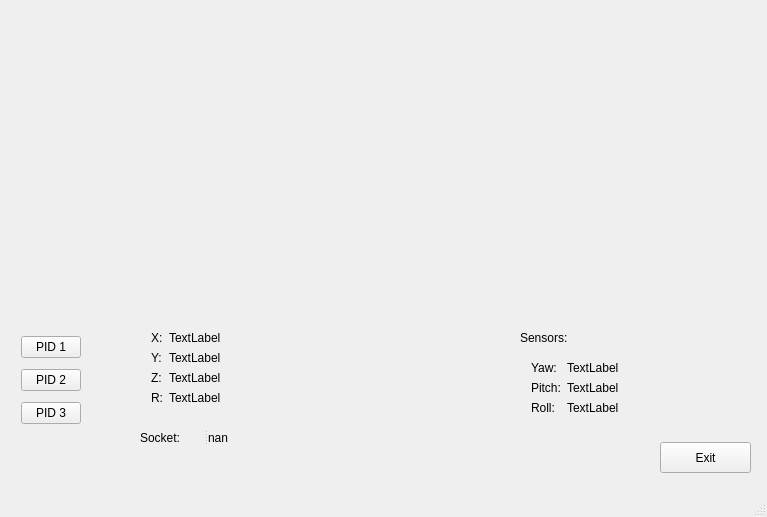
Above: mainwindow.ui from Kestrel96/Tryton before the change. Below: the same form after it.
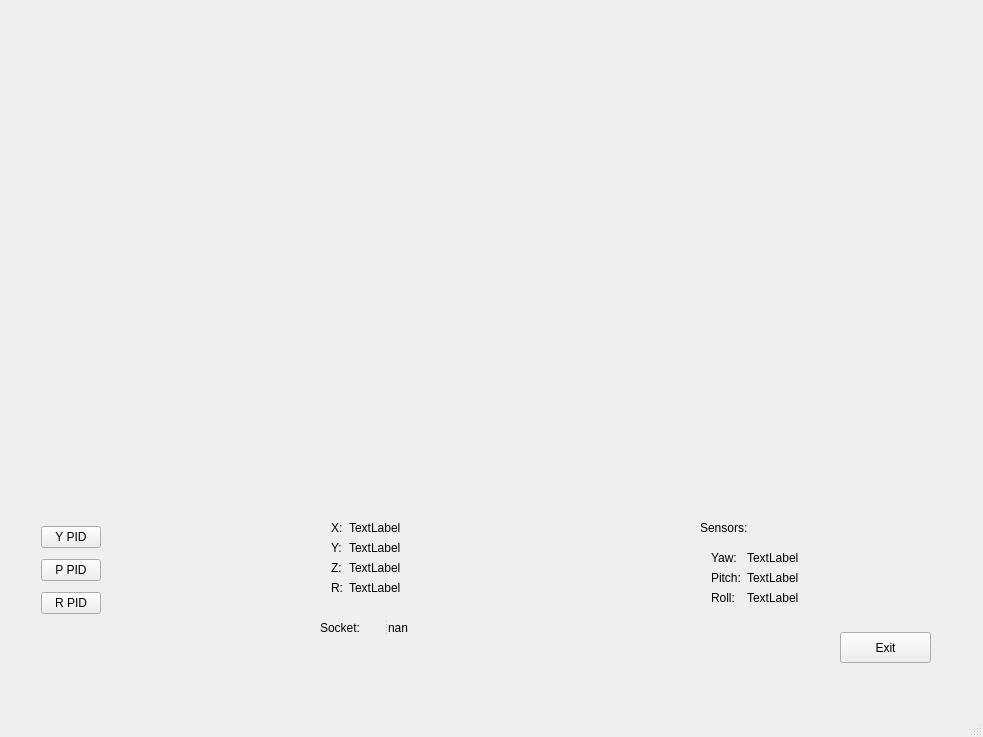
That is the form after the change.

What changed in the file:
```diff
--- a/mainwindow.ui
+++ b/mainwindow.ui
@@ -6,8 +6,8 @@
    <rect>
     <x>0</x>
     <y>0</y>
-    <width>767</width>
-    <height>517</height>
+    <width>983</width>
+    <height>737</height>
    </rect>
   </property>
   <property name="sizePolicy">
@@ -41,10 +41,10 @@
    <widget class="QWidget" name="verticalLayoutWidget">
     <property name="geometry">
      <rect>
-      <x>150</x>
-      <y>20</y>
-      <width>501</width>
-      <height>301</height>
+      <x>60</x>
+      <y>10</y>
+      <width>771</width>
+      <height>481</height>
      </rect>
     </property>
     <layout class="QVBoxLayout" name="verticalLayout">
@@ -56,8 +56,8 @@
    <widget class="QWidget" name="formLayoutWidget">
     <property name="geometry">
      <rect>
-      <x>140</x>
-      <y>320</y>
+      <x>320</x>
+      <y>510</y>
       <width>91</width>
       <height>101</height>
      </rect>
@@ -124,8 +124,8 @@
    <widget class="QWidget" name="formLayoutWidget_2">
     <property name="geometry">
      <rect>
-      <x>520</x>
-      <y>350</y>
+      <x>700</x>
+      <y>540</y>
       <width>121</width>
       <height>91</height>
      </rect>
@@ -178,8 +178,8 @@
    <widget class="QLabel" name="label">
     <property name="geometry">
      <rect>
-      <x>520</x>
-      <y>330</y>
+      <x>700</x>
+      <y>520</y>
       <width>59</width>
       <height>15</height>
      </rect>
@@ -191,8 +191,8 @@
    <widget class="QPushButton" name="Exit_Button">
     <property name="geometry">
      <rect>
-      <x>660</x>
-      <y>442</y>
+      <x>840</x>
+      <y>632</y>
       <width>91</width>
       <height>31</height>
      </rect>
@@ -204,8 +204,8 @@
    <widget class="QSplitter" name="splitter">
     <property name="geometry">
      <rect>
-      <x>140</x>
-      <y>430</y>
+      <x>320</x>
+      <y>620</y>
       <width>101</width>
       <height>16</height>
      </rect>
@@ -224,11 +224,11 @@
      </property>
     </widget>
    </widget>
-   <widget class="QWidget" name="">
+   <widget class="QWidget" name="layoutWidget">
     <property name="geometry">
      <rect>
-      <x>10</x>
-      <y>320</y>
+      <x>30</x>
+      <y>510</y>
       <width>82</width>
       <height>121</height>
      </rect>
@@ -237,21 +237,21 @@
      <item>
       <widget class="QPushButton" name="PID1_PushButton">
        <property name="text">
-        <string>PID 1</string>
+        <string>Y PID</string>
        </property>
       </widget>
      </item>
      <item>
       <widget class="QPushButton" name="PID2_PushButton">
        <property name="text">
-        <string>PID 2</string>
+        <string>P PID</string>
        </property>
       </widget>
      </item>
      <item>
       <widget class="QPushButton" name="PID3_PushButton">
        <property name="text">
-        <string>PID 3</string>
+        <string>R PID</string>
        </property>
       </widget>
      </item>
```
Left out of the diff: 4 changed lines with no effect on the pictures.
